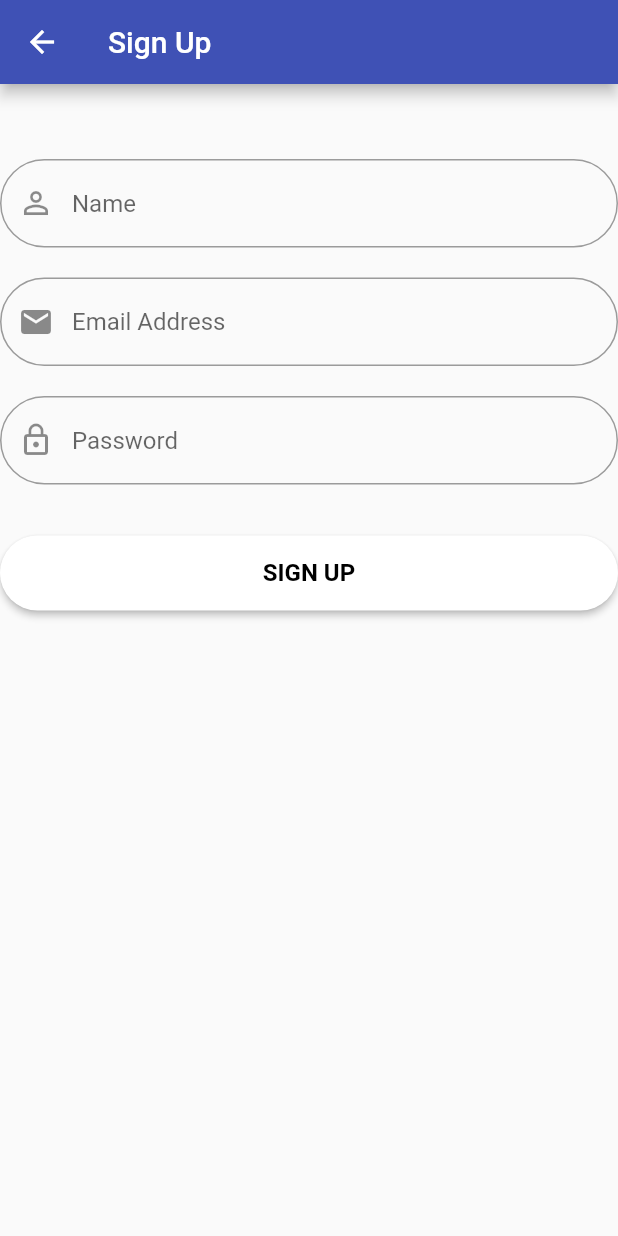
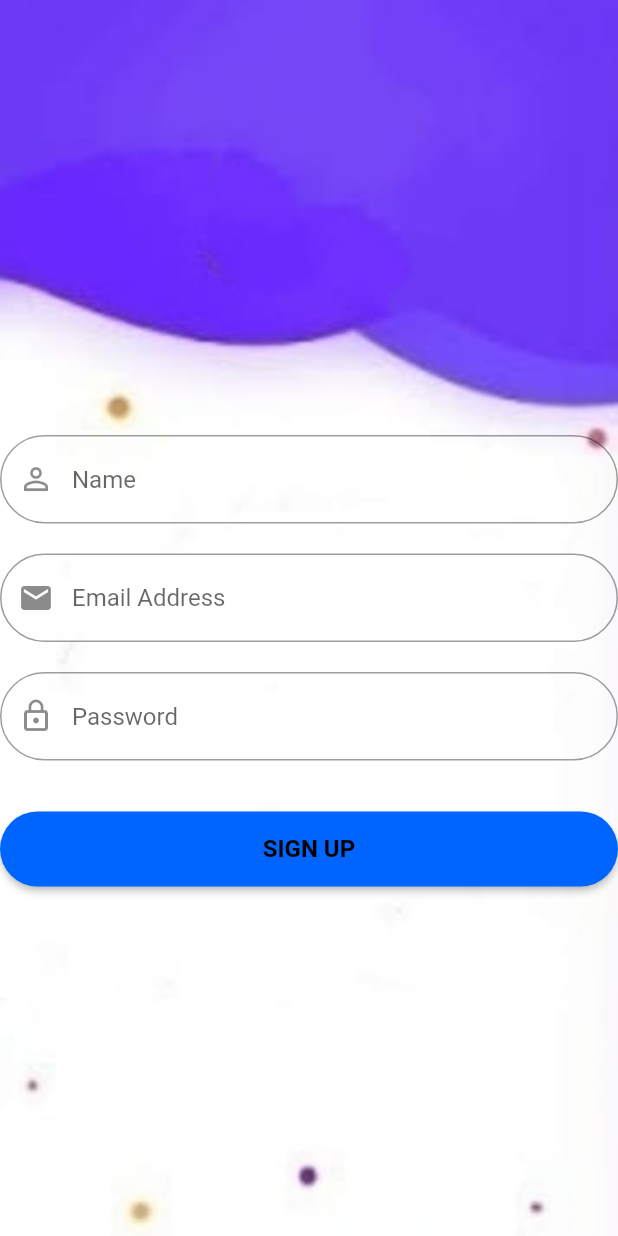
Before and after one commit to JoshwinDev/notes, a Flutter app: the screen it shows after launch, after a tap on "Sign Up", on a phone screen of 412 x 824 dp. Run offline on Flutter 3.47's test engine with Material 2 defaults, Android fonts, the phone set to English and light mode, and no system bars; our stand-ins replace bloc, cloud_firestore, equatable, firebase_auth, firebase_core, flutter_bloc and 2 more; accounts and stored records are empty; network calls fail.

```diff
--- a/lib/pages/login_page.dart
+++ b/lib/pages/login_page.dart
@@ -20,25 +20,17 @@ class _LoginPageState extends State<LoginPage> {
 
   @override
   Widget build(BuildContext context) {
-    return Scaffold(
-      body: Container(
-        width: MediaQuery.of(context).size.width,
-        height: MediaQuery.of(context).size.height,
-        child: SingleChildScrollView(
-          child: Padding(
-            padding: const EdgeInsets.all(32.0),
-            child: Column(
+    return Container(
+      decoration: BoxDecoration(
+          image: DecorationImage(
+              image: AssetImage("assets/images/welcome.jpeg"),
+              fit: BoxFit.cover)),
+      child: Scaffold(
+        backgroundColor: Colors.transparent,
+        body: Column(
             children: [
               SizedBox(
-                  height: 30,
-                ),
-                Image.asset(
-                  "assets/images/notes.jpeg",
-                  height: 180,
-                  width: 180,
-                ),
-                SizedBox(
-                  height: 30,
+                  height: 290
               ),
                 TextFormField(
                   controller: _emailController,
@@ -49,11 +41,12 @@ class _LoginPageState extends State<LoginPage> {
                     prefixIcon: Icon(Icons.email),
                     labelText: "Email Address",
                     border: OutlineInputBorder(
-                      borderRadius: BorderRadius.circular(30.0),
+                      borderRadius:  BorderRadius.circular(30.0),
                       borderSide: const BorderSide(width: 0),
                     ),
                     ),
                   ),
+
                 SizedBox(
                   height: 15,
                 ),
@@ -65,7 +58,7 @@ class _LoginPageState extends State<LoginPage> {
                     prefixIcon: Icon(Icons.lock_outline),
                     labelText: "Password",
                     border: OutlineInputBorder(
-                      borderRadius: BorderRadius.circular(30.0),
+                      borderRadius:  BorderRadius.circular(30.0),
                       borderSide: const BorderSide(width: 0),
                     ),
                   ),
@@ -74,29 +67,26 @@ class _LoginPageState extends State<LoginPage> {
                   height: 15,
                 ),
                 signInButton(context, true, () {
-                  FirebaseAuth.instance.signInWithEmailAndPassword(
-                      email: _emailController.text, password: _passwordController.text).then((value) {
+                  FirebaseAuth.instance
+                      .signInWithEmailAndPassword(
+                          email: _emailController.text,
+                          password: _passwordController.text)
+                      .then((value) {
                     Navigator.push(context,
                         MaterialPageRoute(builder: (context) => HomePage()));
                   }).onError((error, stackTrace) {
                     print("Error ${error.toString()}");
                   });
-
-
                 }),
                 signUpButton()
               ],
             ),
         ),
-        ),
-      ),
-    );
-  }
+
+    );}
 
   Row signUpButton() {
-    return Row(
-      mainAxisAlignment: MainAxisAlignment.center,
-      children: [
+    return Row(mainAxisAlignment: MainAxisAlignment.center, children: [
       Text("Don't have an account?",
           style: TextStyle(color: Colors.black, fontSize: 15.0)),
       TextButton(
--- a/lib/pages/signup_page.dart
+++ b/lib/pages/signup_page.dart
@@ -18,16 +18,17 @@ class _SignUpPageState extends State<SignUpPage> {
   TextEditingController _nameController = TextEditingController();
   @override
   Widget build(BuildContext context) {
-    return BlocProvider(
-        create: (context) => AuthenticationCubit(),
+    return Container(
+        decoration: BoxDecoration(
+            image: DecorationImage(
+                image: AssetImage("assets/images/welcome 2.jpeg"),
+                fit: BoxFit.cover)),
         child: Scaffold(
-            appBar: AppBar(
-              title: Text("Sign Up"),
-            ),
-            body: Form(
-                child: Column(children: [
+            backgroundColor: Colors.transparent,
+            body: Column(
+                children: [
                   SizedBox(
-                    height: 50,
+                      height: 290
                   ),
                   TextFormField(
                     controller: _nameController,
@@ -79,6 +80,6 @@ class _SignUpPageState extends State<SignUpPage> {
                     Navigator.push(
                         context, MaterialPageRoute(builder: (_) => HomePage()));
                   })
-                ]))));
+                ])));
   }
 }
--- a/lib/reusable_widget/reusable_widgets.dart
+++ b/lib/reusable_widget/reusable_widgets.dart
@@ -21,7 +21,7 @@ BuildContext context, bool isLogin, Function onTap){
           if(states.contains(MaterialState.pressed)){
             return Colors.black;
   }
-          return Colors.white;
+          return Color(0xFF0065FF);
   }),
         shape: MaterialStateProperty.all<RoundedRectangleBorder>(
           RoundedRectangleBorder(borderRadius: BorderRadius.circular(30))
--- a/pubspec.yaml
+++ b/pubspec.yaml
@@ -75,7 +75,8 @@ flutter:
   # To add assets to your application, add an assets section, like this:
   assets:
   - assets/images/notes.jpeg
-
+  - assets/images/welcome.jpeg
+  - assets/images/welcome 2.jpeg
 
   # An image asset can refer to one or more resolution-specific "variants", see
   # https://flutter.dev/assets-and-images/#resolution-aware
```
Also changed, not shown: lib/pages/splash_screen.dart (+7 -10 lines), assets/images/welcome 2.jpeg (added), assets/images/welcome.jpeg (added). Lines whose indentation alone changed are shown as unchanged.
